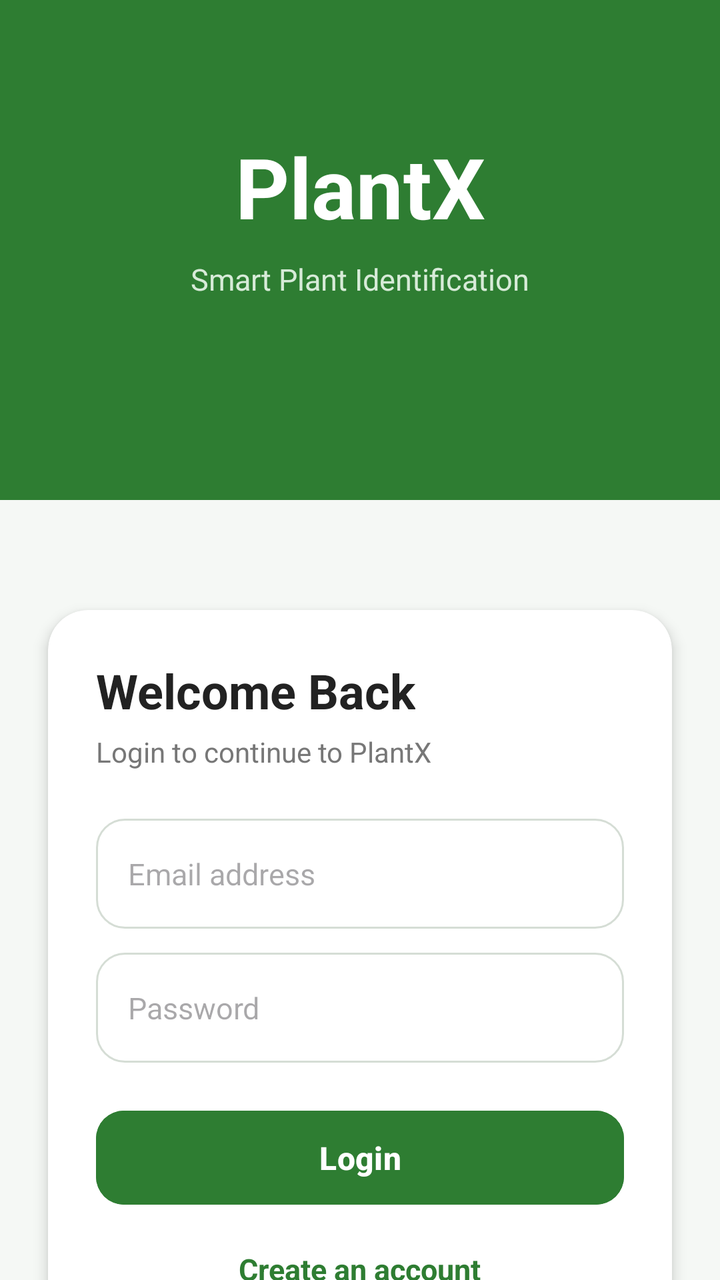
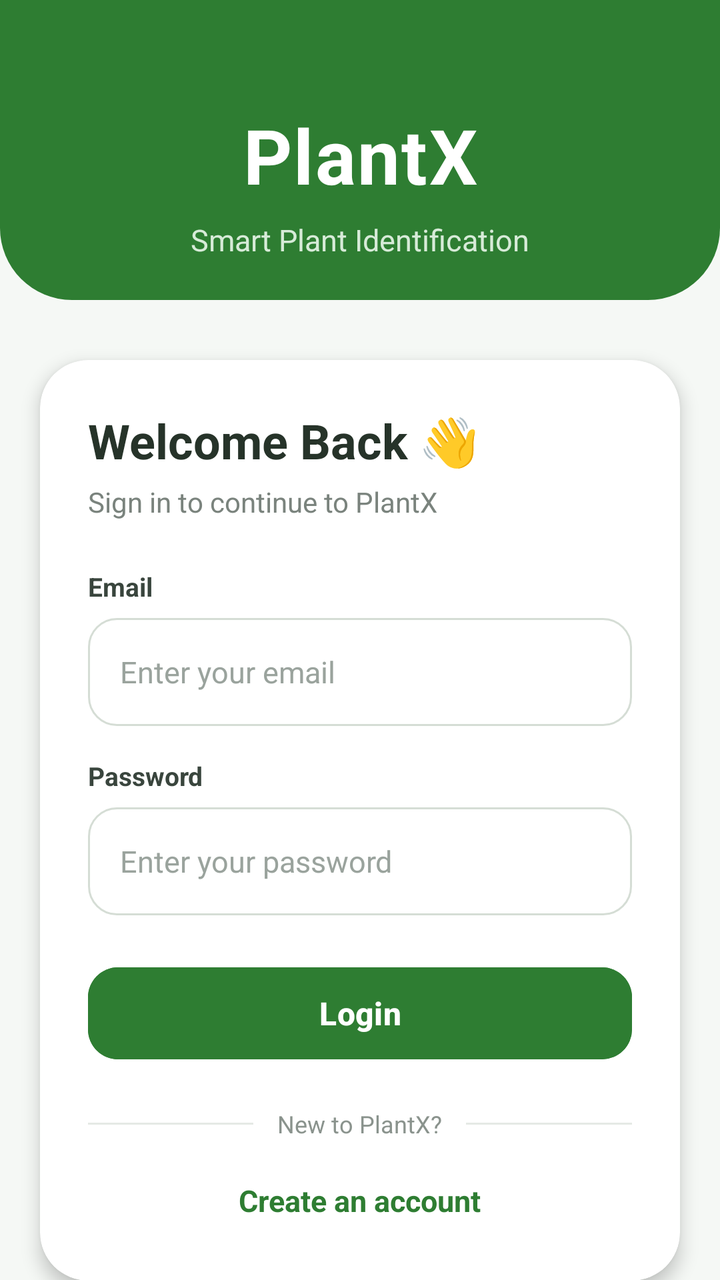

Compare the two renders of this Android layout. The source of the first and the diff that turns it into the second are given below.
<!-- AndroidManifest.xml: application theme Theme.PlantX -->
<!-- res/layout/activity_main.xml -->
<?xml version="1.0" encoding="utf-8"?>
<androidx.constraintlayout.widget.ConstraintLayout
    xmlns:android="http://schemas.android.com/apk/res/android"
    xmlns:app="http://schemas.android.com/apk/res-auto"
    xmlns:tools="http://schemas.android.com/tools"
    android:id="@+id/main"
    android:layout_width="match_parent"
    android:layout_height="match_parent"
    android:background="#F5F8F5"
    tools:context=".MainActivity">

    <View
        android:id="@+id/topHeader"
        android:layout_width="0dp"
        android:layout_height="250dp"
        android:background="#2E7D32"
        app:layout_constraintEnd_toEndOf="parent"
        app:layout_constraintStart_toStartOf="parent"
        app:layout_constraintTop_toTopOf="parent" />

    <TextView
        android:id="@+id/tvPlantX"
        android:layout_width="wrap_content"
        android:layout_height="wrap_content"
        android:layout_marginTop="65dp"
        android:text="PlantX"
        android:textColor="@android:color/white"
        android:textSize="42sp"
        android:textStyle="bold"
        app:layout_constraintEnd_toEndOf="parent"
        app:layout_constraintStart_toStartOf="parent"
        app:layout_constraintTop_toTopOf="parent" />

    <TextView
        android:id="@+id/tvSubtitle"
        android:layout_width="wrap_content"
        android:layout_height="wrap_content"
        android:layout_marginTop="8dp"
        android:text="Smart Plant Identification"
        android:textColor="#D7EBD8"
        android:textSize="15sp"
        app:layout_constraintEnd_toEndOf="parent"
        app:layout_constraintStart_toStartOf="parent"
        app:layout_constraintTop_toBottomOf="@id/tvPlantX" />

    <androidx.cardview.widget.CardView
        android:id="@+id/loginCard"
        android:layout_width="0dp"
        android:layout_height="wrap_content"
        android:layout_marginStart="24dp"
        android:layout_marginTop="55dp"
        android:layout_marginEnd="24dp"
        app:cardBackgroundColor="@android:color/white"
        app:cardCornerRadius="20dp"
        app:cardElevation="4dp"
        app:layout_constraintEnd_toEndOf="parent"
        app:layout_constraintStart_toStartOf="parent"
        app:layout_constraintTop_toBottomOf="@id/topHeader">

        <LinearLayout
            android:layout_width="match_parent"
            android:layout_height="wrap_content"
            android:orientation="vertical"
            android:padding="24dp">

            <TextView
                android:layout_width="wrap_content"
                android:layout_height="wrap_content"
                android:text="Welcome Back"
                android:textColor="#222222"
                android:textSize="24sp"
                android:textStyle="bold" />

            <TextView
                android:layout_width="wrap_content"
                android:layout_height="wrap_content"
                android:layout_marginTop="5dp"
                android:text="Login to continue to PlantX"
                android:textColor="#777777"
                android:textSize="14sp" />

            <EditText
                android:id="@+id/etEmail"
                android:layout_width="match_parent"
                android:layout_height="55dp"
                android:layout_marginTop="24dp"
                android:background="@drawable/input_background"
                android:hint="Email address"
                android:inputType="textEmailAddress"
                android:paddingStart="16dp"
                android:paddingEnd="16dp"
                android:textSize="15sp" />

            <EditText
                android:id="@+id/etPassword"
                android:layout_width="match_parent"
                android:layout_height="55dp"
                android:layout_marginTop="12dp"
                android:background="@drawable/input_background"
                android:hint="Password"
                android:inputType="textPassword"
                android:paddingStart="16dp"
                android:paddingEnd="16dp"
                android:textSize="15sp" />

            <Button
                android:id="@+id/btnLogin"
                android:layout_width="match_parent"
                android:layout_height="55dp"
                android:layout_marginTop="20dp"
                android:backgroundTint="#2E7D32"
                android:text="Login"
                android:textAllCaps="false"
                android:textColor="@android:color/white"
                android:textSize="16sp"
                android:textStyle="bold"
                app:cornerRadius="14dp" />

            <TextView
                android:id="@+id/tvCreateAccount"
                android:layout_width="wrap_content"
                android:layout_height="wrap_content"
                android:layout_gravity="center"
                android:layout_marginTop="18dp"
                android:clickable="true"
                android:focusable="true"
                android:text="Create an account"
                android:textColor="#2E7D32"
                android:textSize="15sp"
                android:textStyle="bold" />

        </LinearLayout>

    </androidx.cardview.widget.CardView>

</androidx.constraintlayout.widget.ConstraintLayout>
<!-- resources referenced by this layout -->
<resources>
  <!-- drawable input_background (drawable) -->
  <?xml version="1.0" encoding="utf-8"?>
  <shape xmlns:android="http://schemas.android.com/apk/res/android"
      android:shape="rectangle">
  
      <solid android:color="#FFFFFF" />
  
      <stroke
          android:width="1dp"
          android:color="#D5DDD5" />
  
      <corners android:radius="14dp" />
  
      <padding
          android:left="16dp"
          android:top="4dp"
          android:right="16dp"
          android:bottom="4dp" />
  
  </shape>
  <style name="Theme.PlantX" parent="Base.Theme.PlantX" />
  <style name="Base.Theme.PlantX" parent="Theme.Material3.DayNight.NoActionBar">
          
          
      </style>
</resources>

<!-- the commit's change to res/layout/activity_main.xml (unified diff, before → after) -->
@@ -1,5 +1,5 @@
 <?xml version="1.0" encoding="utf-8"?>
-<androidx.constraintlayout.widget.ConstraintLayout
+<androidx.core.widget.NestedScrollView
     xmlns:android="http://schemas.android.com/apk/res/android"
     xmlns:app="http://schemas.android.com/apk/res-auto"
     xmlns:tools="http://schemas.android.com/tools"
@@ -7,130 +7,224 @@
     android:layout_width="match_parent"
     android:layout_height="match_parent"
     android:background="#F5F8F5"
+    android:fillViewport="true"
+    android:clipToPadding="false"
+    android:overScrollMode="never"
+    android:windowSoftInputMode="adjustResize"
     tools:context=".MainActivity">
 
-    <View
-        android:id="@+id/topHeader"
-        android:layout_width="0dp"
-        android:layout_height="250dp"
-        android:background="#2E7D32"
-        app:layout_constraintEnd_toEndOf="parent"
-        app:layout_constraintStart_toStartOf="parent"
-        app:layout_constraintTop_toTopOf="parent" />
-
-    <TextView
-        android:id="@+id/tvPlantX"
-        android:layout_width="wrap_content"
+    <androidx.constraintlayout.widget.ConstraintLayout
+        android:layout_width="match_parent"
         android:layout_height="wrap_content"
-        android:layout_marginTop="65dp"
-        android:text="PlantX"
-        android:textColor="@android:color/white"
-        android:textSize="42sp"
-        android:textStyle="bold"
-        app:layout_constraintEnd_toEndOf="parent"
-        app:layout_constraintStart_toStartOf="parent"
-        app:layout_constraintTop_toTopOf="parent" />
-
-    <TextView
-        android:id="@+id/tvSubtitle"
-        android:layout_width="wrap_content"
-        android:layout_height="wrap_content"
-        android:layout_marginTop="8dp"
-        android:text="Smart Plant Identification"
-        android:textColor="#D7EBD8"
-        android:textSize="15sp"
-        app:layout_constraintEnd_toEndOf="parent"
-        app:layout_constraintStart_toStartOf="parent"
-        app:layout_constraintTop_toBottomOf="@id/tvPlantX" />
-
-    <androidx.cardview.widget.CardView
-        android:id="@+id/loginCard"
-        android:layout_width="0dp"
-        android:layout_height="wrap_content"
-        android:layout_marginStart="24dp"
-        android:layout_marginTop="55dp"
-        android:layout_marginEnd="24dp"
-        app:cardBackgroundColor="@android:color/white"
-        app:cardCornerRadius="20dp"
-        app:cardElevation="4dp"
-        app:layout_constraintEnd_toEndOf="parent"
-        app:layout_constraintStart_toStartOf="parent"
-        app:layout_constraintTop_toBottomOf="@id/topHeader">
-
-        <LinearLayout
-            android:layout_width="match_parent"
+        android:minHeight="600dp">
+        
+        
+        
+
+        <View
+            android:id="@+id/topHeader"
+            android:layout_width="0dp"
+            android:layout_height="150dp"
+            android:background="@drawable/bg_login_header"
+            app:layout_constraintTop_toTopOf="parent"
+            app:layout_constraintStart_toStartOf="parent"
+            app:layout_constraintEnd_toEndOf="parent" />
+
+        
+        
+        
+
+        <TextView
+            android:id="@+id/tvPlantX"
+            android:layout_width="wrap_content"
             android:layout_height="wrap_content"
-            android:orientation="vertical"
-            android:padding="24dp">
-
-            <TextView
-                android:layout_width="wrap_content"
+            android:layout_marginTop="52dp"
+            android:text="PlantX"
+            android:textColor="@android:color/white"
+            android:textSize="38sp"
+            android:textStyle="bold"
+            android:letterSpacing="0.02"
+            app:layout_constraintTop_toTopOf="parent"
+            app:layout_constraintStart_toStartOf="parent"
+            app:layout_constraintEnd_toEndOf="parent" />
+
+        <TextView
+            android:id="@+id/tvSubtitle"
+            android:layout_width="wrap_content"
+            android:layout_height="wrap_content"
+            android:layout_marginTop="7dp"
+            android:text="Smart Plant Identification"
+            android:textColor="#D7EBD8"
+            android:textSize="15sp"
+            app:layout_constraintTop_toBottomOf="@id/tvPlantX"
+            app:layout_constraintStart_toStartOf="parent"
+            app:layout_constraintEnd_toEndOf="parent" />
+
+
+        
+        
+        
+
+        <androidx.cardview.widget.CardView
+            android:id="@+id/loginCard"
+            android:layout_width="0dp"
+            android:layout_height="wrap_content"
+            android:layout_marginStart="20dp"
+            android:layout_marginTop="30dp"
+            android:layout_marginEnd="20dp"
+            android:layout_marginBottom="30dp"
+            app:cardBackgroundColor="@android:color/white"
+            app:cardCornerRadius="24dp"
+            app:cardElevation="5dp"
+            app:layout_constraintTop_toBottomOf="@id/topHeader"
+            app:layout_constraintStart_toStartOf="parent"
+            app:layout_constraintEnd_toEndOf="parent"
+            app:layout_constraintBottom_toBottomOf="parent">
+
+            <LinearLayout
+                android:layout_width="match_parent"
                 android:layout_height="wrap_content"
-                android:text="Welcome Back"
-                android:textColor="#222222"
-                android:textSize="24sp"
-                android:textStyle="bold" />
-
-            <TextView
-                android:layout_width="wrap_content"
-                android:layout_height="wrap_content"
-                android:layout_marginTop="5dp"
-                android:text="Login to continue to PlantX"
-                android:textColor="#777777"
-                android:textSize="14sp" />
-
-            <EditText
-                android:id="@+id/etEmail"
-                android:layout_width="match_parent"
-                android:layout_height="55dp"
-                android:layout_marginTop="24dp"
-                android:background="@drawable/input_background"
-                android:hint="Email address"
-                android:inputType="textEmailAddress"
-                android:paddingStart="16dp"
-                android:paddingEnd="16dp"
-                android:textSize="15sp" />
-
-            <EditText
-                android:id="@+id/etPassword"
-                android:layout_width="match_parent"
-                android:layout_height="55dp"
-                android:layout_marginTop="12dp"
-                android:background="@drawable/input_background"
-                android:hint="Password"
-                android:inputType="textPassword"
-                android:paddingStart="16dp"
-                android:paddingEnd="16dp"
-                android:textSize="15sp" />
-
-            <Button
-                android:id="@+id/btnLogin"
-                android:layout_width="match_parent"
-                android:layout_height="55dp"
-                android:layout_marginTop="20dp"
-                android:backgroundTint="#2E7D32"
-                android:text="Login"
-                android:textAllCaps="false"
-                android:textColor="@android:color/white"
-                android:textSize="16sp"
-                android:textStyle="bold"
-                app:cornerRadius="14dp" />
-
-            <TextView
-                android:id="@+id/tvCreateAccount"
-                android:layout_width="wrap_content"
-                android:layout_height="wrap_content"
-                android:layout_gravity="center"
-                android:layout_marginTop="18dp"
-                android:clickable="true"
-                android:focusable="true"
-                android:text="Create an account"
-                android:textColor="#2E7D32"
-                android:textSize="15sp"
-                android:textStyle="bold" />
-
-        </LinearLayout>
-
-    </androidx.cardview.widget.CardView>
-
-</androidx.constraintlayout.widget.ConstraintLayout>
+                android:orientation="vertical"
+                android:padding="24dp">
+
+                
+
+                <TextView
+                    android:layout_width="wrap_content"
+                    android:layout_height="wrap_content"
+                    android:text="Welcome Back 👋"
+                    android:textColor="#263329"
+                    android:textSize="24sp"
+                    android:textStyle="bold" />
+
+                <TextView
+                    android:layout_width="wrap_content"
+                    android:layout_height="wrap_content"
+                    android:layout_marginTop="5dp"
+                    android:text="Sign in to continue to PlantX"
+                    android:textColor="#7A837D"
+                    android:textSize="14sp" />
+
+                
+
+                <TextView
+                    android:layout_width="wrap_content"
+                    android:layout_height="wrap_content"
+                    android:layout_marginTop="24dp"
+                    android:text="Email"
+                    android:textColor="#39453D"
+                    android:textSize="13sp"
+                    android:textStyle="bold" />
+
+                <EditText
+                    android:id="@+id/etEmail"
+                    android:layout_width="match_parent"
+                    android:layout_height="54dp"
+                    android:layout_marginTop="7dp"
+                    android:background="@drawable/input_background"
+                    android:hint="Enter your email"
+                    android:inputType="textEmailAddress"
+                    android:paddingStart="16dp"
+                    android:paddingEnd="16dp"
+                    android:singleLine="true"
+                    android:textColor="#263329"
+                    android:textColorHint="#9AA39D"
+                    android:textSize="15sp" />
+
+                
+
+                <TextView
+                    android:layout_width="wrap_content"
+                    android:layout_height="wrap_content"
+                    android:layout_marginTop="16dp"
+                    android:text="Password"
+                    android:textColor="#39453D"
+                    android:textSize="13sp"
+                    android:textStyle="bold" />
+
+                <EditText
+                    android:id="@+id/etPassword"
+                    android:layout_width="match_parent"
+                    android:layout_height="54dp"
+                    android:layout_marginTop="7dp"
+                    android:background="@drawable/input_background"
+                    android:hint="Enter your password"
+                    android:inputType="textPassword"
+                    android:paddingStart="16dp"
+                    android:paddingEnd="16dp"
+                    android:singleLine="true"
+                    android:textColor="#263329"
+                    android:textColorHint="#9AA39D"
+                    android:textSize="15sp" />
+
+                
+
+                <Button
+                    android:id="@+id/btnLogin"
+                    android:layout_width="match_parent"
+                    android:layout_height="54dp"
+                    android:layout_marginTop="22dp"
+                    android:backgroundTint="#2E7D32"
+                    android:elevation="2dp"
+                    android:text="Login"
+                    android:textAllCaps="false"
+                    android:textColor="@android:color/white"
+                    android:textSize="16sp"
+                    android:textStyle="bold"
+                    app:cornerRadius="15dp" />
+
+                
+
+                <LinearLayout
+                    android:layout_width="match_parent"
+                    android:layout_height="wrap_content"
+                    android:layout_marginTop="20dp"
+                    android:gravity="center_vertical"
+                    android:orientation="horizontal">
+
+                    <View
+                        android:layout_width="0dp"
+                        android:layout_height="1dp"
+                        android:layout_weight="1"
+                        android:background="#E5E9E5" />
+
+                    <TextView
+                        android:layout_width="wrap_content"
+                        android:layout_height="wrap_content"
+                        android:layout_marginStart="12dp"
+                        android:layout_marginEnd="12dp"
+                        android:text="New to PlantX?"
+                        android:textColor="#8A938D"
+                        android:textSize="12sp" />
+
+                    <View
+                        android:layout_width="0dp"
+                        android:layout_height="1dp"
+                        android:layout_weight="1"
+                        android:background="#E5E9E5" />
+
+                </LinearLayout>
+
+                
+
+                <TextView
+                    android:id="@+id/tvCreateAccount"
+                    android:layout_width="wrap_content"
+                    android:layout_height="wrap_content"
+                    android:layout_gravity="center"
+                    android:layout_marginTop="14dp"
+                    android:clickable="true"
+                    android:focusable="true"
+                    android:padding="6dp"
+                    android:text="Create an account"
+                    android:textColor="#2E7D32"
+                    android:textSize="15sp"
+                    android:textStyle="bold" />
+
+            </LinearLayout>
+
+        </androidx.cardview.widget.CardView>
+
+    </androidx.constraintlayout.widget.ConstraintLayout>
+
+</androidx.core.widget.NestedScrollView>
<!-- resource entries referenced after the edit -->
@@ -1,5 +1,17 @@
 <!-- resources referenced by this layout -->
 <resources>
+  <!-- drawable bg_login_header (drawable) -->
+  <?xml version="1.0" encoding="utf-8"?>
+  <shape xmlns:android="http://schemas.android.com/apk/res/android"
+      android:shape="rectangle">
+  
+      <solid android:color="#2E7D32"/>
+  
+      <corners
+          android:bottomLeftRadius="36dp"
+          android:bottomRightRadius="36dp"/>
+  
+  </shape>
   <!-- drawable input_background (drawable) -->
   <?xml version="1.0" encoding="utf-8"?>
   <shape xmlns:android="http://schemas.android.com/apk/res/android"
